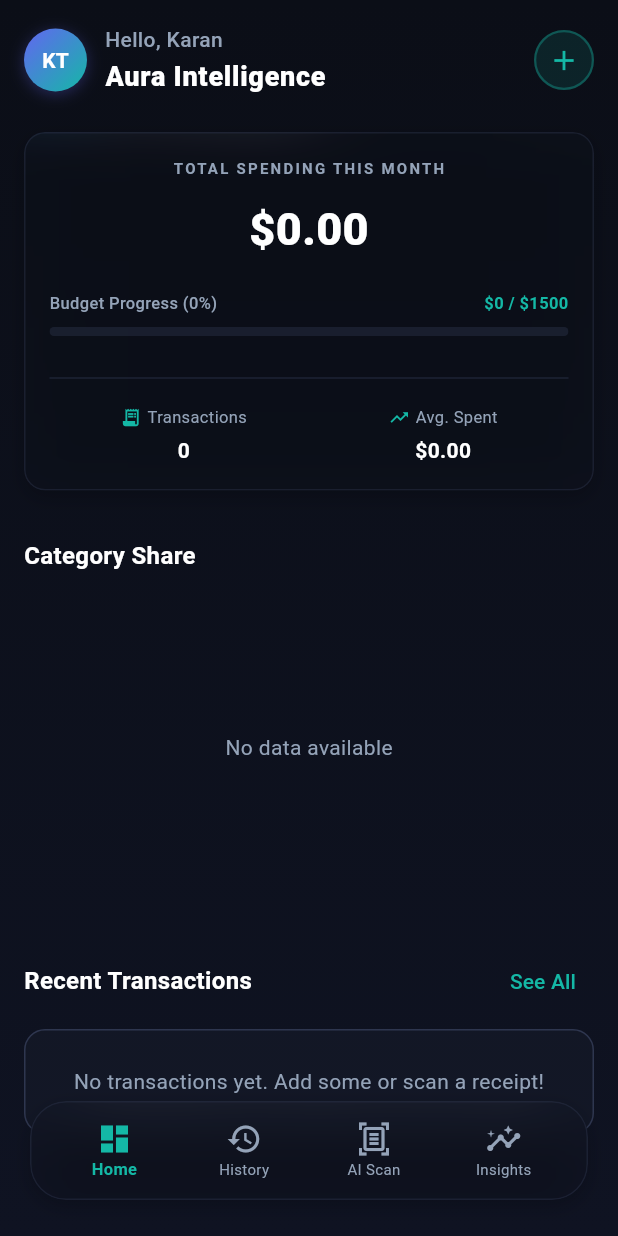
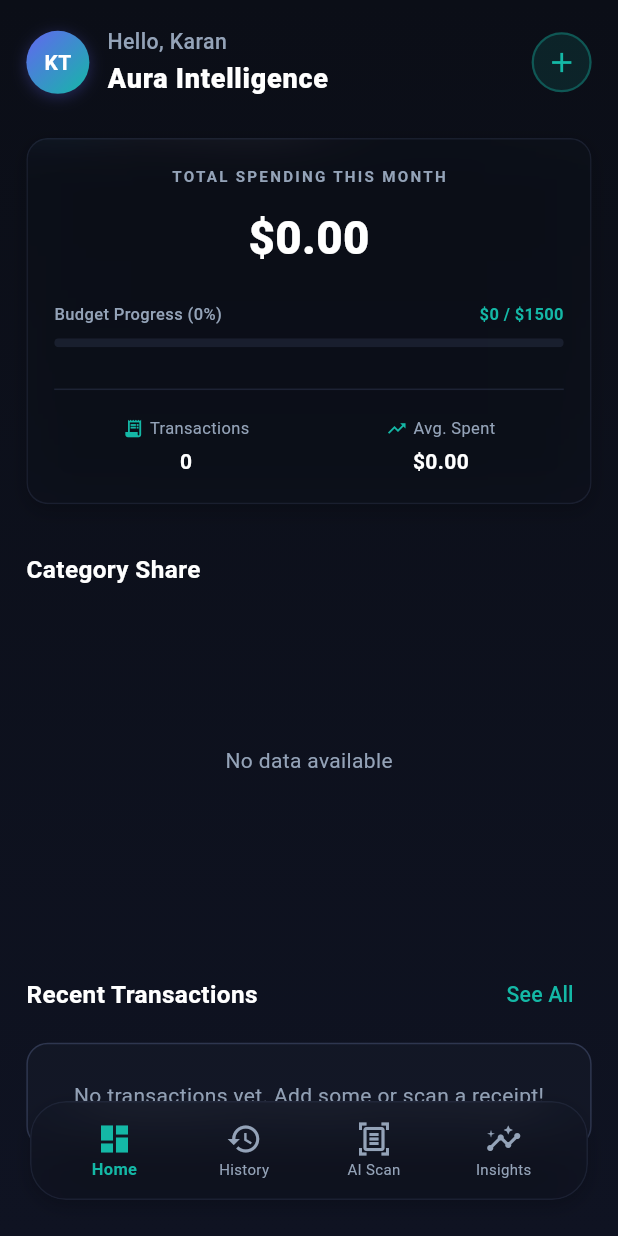
Before and after one commit to Karan-Trips/expense_tracker, a Flutter app: the screen it shows after launch, on a phone screen of 412 x 824 dp. Run offline on Flutter 3.47's test engine with Material 3 defaults, Android fonts, the phone set to English and light mode, and no system bars; our stand-ins replace flutter_dotenv, flutter_markdown, flutter_riverpod, flutter_screenutil, get_it, go_router and 5 more; accounts and stored records are empty.

Commit message:
feat: implement base UI structure with custom theme, screen utilities, and essential expense tracker features

```diff
--- a/lib/core/constant/app_colors.dart
+++ b/lib/core/constant/app_colors.dart
@@ -14,7 +14,7 @@ class AppTheme {
         surface: AppColors.surface,
         error: Colors.redAccent,
       ),
-      appBarTheme: const AppBarTheme(
+      appBarTheme: AppBarTheme(
         backgroundColor: Colors.transparent,
         elevation: 0,
         centerTitle: true,
@@ -25,7 +25,7 @@ class AppTheme {
           letterSpacing: 1.0,
         ),
       ),
-      fontFamily: 'Roboto', // Default fall-back, customizable
+      fontFamily: 'Roboto',
       cardTheme: CardThemeData(
         color: AppColors.surface.withOpacity(0.7),
         shape: RoundedRectangleBorder(
@@ -38,12 +38,12 @@ class AppTheme {
         style: ElevatedButton.styleFrom(
           backgroundColor: AppColors.accentTeal,
           foregroundColor: AppColors.background,
-          minimumSize: const Size.fromHeight(ScreenUtils.buttonHeight),
+          minimumSize: Size.fromHeight(ScreenUtils.buttonHeight),
           elevation: 0,
           shape: RoundedRectangleBorder(
             borderRadius: BorderRadius.circular(ScreenUtils.kBorderRadius),
           ),
-          textStyle: const TextStyle(
+          textStyle: TextStyle(
             fontWeight: FontWeight.bold,
             fontSize: ScreenUtils.fontButton,
           ),
--- a/lib/core/utils/screen_utils.dart
+++ b/lib/core/utils/screen_utils.dart
@@ -1,36 +1,37 @@
 import 'package:flutter/material.dart';
+import 'package:flutter_screenutil/flutter_screenutil.dart';
 
 class ScreenUtils {
   // MARGIN
-  static const double margin = 16;
-  static const double fieldSpace = 8;
-  static const double spacingStander = 16;
-  static const double spacingControl = 12;
-  static const double spacingStandardControl = 8;
-  static const double buttonHeight = 60;
-  static const double cardCircularRadius = 12;
-  static const double panelHeightClosed = 72;
+  static double get margin => 16.w;
+  static double get fieldSpace => 8.h;
+  static double get spacingStander => 16.h;
+  static double get spacingControl => 12.h;
+  static double get spacingStandardControl => 8.w;
+  static double get buttonHeight => 60.h;
+  static double get cardCircularRadius => 12.r;
+  static double get panelHeightClosed => 72.h;
 
   // FONTS
-  static const double fontTextTitle = 30;
-  static const double fontTextBig = 24;
-  static const double fontTextMBig = 20;
-  static const double fontText = 16;
-  static const double fontEditText = fontText;
-  static const double fontButton = fontText;
-  static const double fontTextSmall = 14;
-  static const double fontTextSmaller = 12;
-  static const double fontTextTiny = 10;
-  static const double fontMinimum = 8;
+  static double get fontTextTitle => 30.sp;
+  static double get fontTextBig => 24.sp;
+  static double get fontTextMBig => 20.sp;
+  static double get fontText => 16.sp;
+  static double get fontEditText => fontText;
+  static double get fontButton => fontText;
+  static double get fontTextSmall => 14.sp;
+  static double get fontTextSmaller => 12.sp;
+  static double get fontTextTiny => 10.sp;
+  static double get fontMinimum => 8.sp;
 
-  static const double textRadius = 50;
-  static const double editTextRadius = 6;
-  static const double keyboardRadius = 40;
-  static const double keyboardIconHW = 80;
+  static double get textRadius => 50.r;
+  static double get editTextRadius => 6.r;
+  static double get keyboardRadius => 40.r;
+  static double get keyboardIconHW => 80.w;
 
   // RADIUS
-  static const double kBorderRadius = 14.0;
-  static const double kImageBorderRadius = 12.0;
+  static double get kBorderRadius => 14.0.r;
+  static double get kImageBorderRadius => 12.0.r;
 }
 
 class AppColors {
@@ -66,56 +67,56 @@ class AppColor {
 }
 
 class AppStyles {
-  static const TextStyle title = TextStyle(
+  static TextStyle title = TextStyle(
     color: AppColors.textPrimary,
     fontSize: ScreenUtils.fontTextTitle,
     fontWeight: FontWeight.bold,
   );
 
-  static const TextStyle textBig = TextStyle(
+  static TextStyle textBig = TextStyle(
     color: AppColors.textPrimary,
     fontSize: ScreenUtils.fontTextBig,
     fontWeight: FontWeight.bold,
   );
 
-  static const TextStyle textMBig = TextStyle(
+  static TextStyle textMBig = TextStyle(
     color: AppColors.textPrimary,
     fontSize: ScreenUtils.fontTextMBig,
     fontWeight: FontWeight.bold,
   );
 
-  static const TextStyle text = TextStyle(
+  static TextStyle text = TextStyle(
     color: AppColors.textPrimary,
     fontSize: ScreenUtils.fontText,
   );
 
-  static const TextStyle editText = TextStyle(
+  static TextStyle editText = TextStyle(
     color: AppColors.textPrimary,
     fontSize: ScreenUtils.fontEditText,
   );
 
-  static const TextStyle button = TextStyle(
+  static TextStyle button = TextStyle(
     color: AppColors.background,
     fontSize: ScreenUtils.fontButton,
     fontWeight: FontWeight.bold,
   );
 
-  static const TextStyle textSmall = TextStyle(
+  static TextStyle textSmall = TextStyle(
     color: AppColors.textSecondary,
     fontSize: ScreenUtils.fontTextSmall,
   );
 
-  static const TextStyle textSmaller = TextStyle(
+  static TextStyle textSmaller = TextStyle(
     color: AppColors.textSecondary,
     fontSize: ScreenUtils.fontTextSmaller,
   );
 
-  static const TextStyle textTiny = TextStyle(
+  static TextStyle textTiny = TextStyle(
     color: AppColors.textSecondary,
     fontSize: ScreenUtils.fontTextTiny,
   );
 
-  static const TextStyle minimum = TextStyle(
+  static TextStyle minimum = TextStyle(
     color: AppColors.textSecondary,
     fontSize: ScreenUtils.fontMinimum,
   );
--- a/lib/feature/home_main/home/presentation/home_screen.dart
+++ b/lib/feature/home_main/home/presentation/home_screen.dart
@@ -8,8 +8,6 @@ import 'package:expense_tracker/widgets/expense_card.dart';
 import 'package:expense_tracker/widgets/chart_widgets.dart';
 import 'package:expense_tracker/feature/expense/presentation/expense_viewmodel.dart';
 
-
-
 class HomeScreen extends ConsumerWidget {
   const HomeScreen({super.key});
 
@@ -19,8 +17,13 @@ class HomeScreen extends ConsumerWidget {
     final expenses = expenseState.expenses;
 
     // Calculations
-    final double totalSpent = expenses.fold(0.0, (sum, item) => sum + item.amount);
-    final String formattedTotal = NumberFormat.simpleCurrency(decimalDigits: 2).format(totalSpent);
+    final double totalSpent = expenses.fold(
+      0.0,
+      (sum, item) => sum + item.amount,
+    );
+    final String formattedTotal = NumberFormat.simpleCurrency(
+      decimalDigits: 2,
+    ).format(totalSpent);
 
     // Budget Calculations
     const double budget = 1500.0;
@@ -44,7 +47,12 @@ class HomeScreen extends ConsumerWidget {
             color: AppColors.accentTeal,
             onRefresh: () => ref.read(expenseProvider.notifier).loadExpenses(),
             child: ListView(
-              padding: const EdgeInsets.fromLTRB(ScreenUtils.margin, ScreenUtils.margin, ScreenUtils.margin, 100),
+              padding: EdgeInsets.fromLTRB(
+                ScreenUtils.margin,
+                ScreenUtils.margin,
+                ScreenUtils.margin,
+                100,
+              ),
               children: [
                 // Premium Styled Header
                 Row(
@@ -56,7 +64,10 @@ class HomeScreen extends ConsumerWidget {
                       decoration: BoxDecoration(
                         shape: BoxShape.circle,
                         gradient: const LinearGradient(
-                          colors: [AppColors.accentPurple, AppColors.accentTeal],
+                          colors: [
+                            AppColors.accentPurple,
+                            AppColors.accentTeal,
+                          ],
                           begin: Alignment.topLeft,
                           end: Alignment.bottomRight,
                         ),
@@ -83,7 +94,7 @@ class HomeScreen extends ConsumerWidget {
                     Expanded(
                       child: Column(
                         crossAxisAlignment: CrossAxisAlignment.start,
-                        children: const [
+                        children: [
                           Text(
                             "Hello, Karan",
                             style: TextStyle(
@@ -92,8 +103,8 @@ class HomeScreen extends ConsumerWidget {
                               fontWeight: FontWeight.w500,
                             ),
                           ),
-                          SizedBox(height: 2),
-                          Text(
+                          const SizedBox(height: 2),
+                          const Text(
                             "Aura Intelligence",
                             style: TextStyle(
                               color: Colors.white,
@@ -119,13 +130,17 @@ class HomeScreen extends ConsumerWidget {
                       ),
                       child: IconButton(
                         padding: EdgeInsets.zero,
-                        icon: const Icon(Icons.add, color: AppColors.accentTeal, size: 22),
+                        icon: const Icon(
+                          Icons.add,
+                          color: AppColors.accentTeal,
+                          size: 22,
+                        ),
                         onPressed: () => context.push('/add-expense'),
                       ),
                     ),
                   ],
                 ),
-                const SizedBox(height: ScreenUtils.margin * 1.5),
+                SizedBox(height: ScreenUtils.margin * 1.5),
                 // Frosted summary card
                 FrostedCard(
                   opacity: 0.12,
@@ -133,7 +148,7 @@ class HomeScreen extends ConsumerWidget {
                   borderRadius: ScreenUtils.kBorderRadius,
                   child: Column(
                     children: [
-                      const Text(
+                      Text(
                         "TOTAL SPENDING THIS MONTH",
                         style: TextStyle(
                           color: AppColors.textSecondary,
@@ -145,7 +160,7 @@ class HomeScreen extends ConsumerWidget {
                       const SizedBox(height: 12),
                       Text(
                         formattedTotal,
-                        style: const TextStyle(
+                        style: TextStyle(
                           color: Colors.white,
                           fontSize: ScreenUtils.fontTextTitle,
                           fontWeight: FontWeight.w900,
@@ -170,7 +185,9 @@ class HomeScreen extends ConsumerWidget {
                               Text(
                                 "\$${totalSpent.toStringAsFixed(0)} / \$${budget.toStringAsFixed(0)}",
                                 style: TextStyle(
-                                  color: isOverBudget ? Colors.redAccent : AppColors.accentTeal,
+                                  color: isOverBudget
+                                      ? Colors.redAccent
+                                      : AppColors.accentTeal,
                                   fontSize: 11,
                                   fontWeight: FontWeight.bold,
                                 ),
@@ -182,9 +199,13 @@ class HomeScreen extends ConsumerWidget {
                             borderRadius: BorderRadius.circular(4),
                             child: LinearProgressIndicator(
                               value: percentage,
-                              backgroundColor: AppColors.border.withOpacity(0.4),
+                              backgroundColor: AppColors.border.withOpacity(
+                                0.4,
+                              ),
                               valueColor: AlwaysStoppedAnimation<Color>(
-                                isOverBudget ? Colors.redAccent : AppColors.accentTeal,
+                                isOverBudget
+                                    ? Colors.redAccent
+                                    : AppColors.accentTeal,
                               ),
                               minHeight: 6,
                             ),
@@ -207,8 +228,9 @@ class HomeScreen extends ConsumerWidget {
                             label: "Avg. Spent",
                             value: expenses.isEmpty
                                 ? "\$0.00"
-                                : NumberFormat.simpleCurrency(decimalDigits: 0)
-                                    .format(totalSpent / expenses.length),
+                                : NumberFormat.simpleCurrency(
+                                    decimalDigits: 0,
+                                  ).format(totalSpent / expenses.length),
                           ),
                         ],
                       ),
@@ -220,7 +242,7 @@ class HomeScreen extends ConsumerWidget {
                 Row(
                   mainAxisAlignment: MainAxisAlignment.spaceBetween,
                   children: [
-                    const Text(
+                    Text(
                       "Category Share",
                       style: TextStyle(
                         color: Colors.white,
@@ -229,7 +251,7 @@ class HomeScreen extends ConsumerWidget {
                       ),
                     ),
                     if (expenses.isNotEmpty)
-                      const Text(
+                      Text(
                         "All time",
                         style: TextStyle(
                           color: AppColors.textSecondary,
@@ -246,7 +268,7 @@ class HomeScreen extends ConsumerWidget {
                 Row(
                   mainAxisAlignment: MainAxisAlignment.spaceBetween,
                   children: [
-                    const Text(
+                    Text(
                       "Recent Transactions",
                       style: TextStyle(
                         color: Colors.white,
@@ -256,9 +278,12 @@ class HomeScreen extends ConsumerWidget {
                     ),
                     TextButton(
                       onPressed: () => context.go('/expenses'),
-                      child: const Text(
+                      child: Text(
                         "See All",
-                        style: TextStyle(color: AppColors.accentTeal, fontSize: ScreenUtils.fontTextSmall),
+                        style: TextStyle(
+                          color: AppColors.accentTeal,
+                          fontSize: ScreenUtils.fontTextSmall,
+                        ),
                       ),
                     ),
                   ],
@@ -269,7 +294,9 @@ class HomeScreen extends ConsumerWidget {
                     padding: const EdgeInsets.all(24),
                     decoration: BoxDecoration(
                       color: AppColors.surface.withOpacity(0.5),
-                      borderRadius: BorderRadius.circular(ScreenUtils.kBorderRadius),
+                      borderRadius: BorderRadius.circular(
+                        ScreenUtils.kBorderRadius,
+                      ),
                       border: Border.all(color: AppColors.border),
                     ),
                     child: const Center(
@@ -280,10 +307,12 @@ class HomeScreen extends ConsumerWidget {
                     ),
                   )
                 else
-                  ...recentExpenses.map((exp) => ExpenseCard(
-                        expense: exp,
-                        onTap: () => context.push('/add-expense', extra: exp),
-                      )),
+                  ...recentExpenses.map(
+                    (exp) => ExpenseCard(
+                      expense: exp,
+                      onTap: () => context.push('/add-expense', extra: exp),
+                    ),
+                  ),
               ],
             ),
           ),
--- a/lib/feature/splash/presentation/splash_screen.dart
+++ b/lib/feature/splash/presentation/splash_screen.dart
@@ -102,7 +102,7 @@ class _SplashScreenState extends State<SplashScreen> {
                 ),
               ),
               const SizedBox(height: 10),
-              const Text(
+              Text(
                 "AI EXPENSE TRACKER",
                 style: TextStyle(
                   color: AppColors.textSecondary,
@@ -151,11 +151,11 @@ class _SplashScreenState extends State<SplashScreen> {
                       child: Column(
                         children: [
                           const Icon(Icons.warning_amber_rounded, color: Colors.amberAccent, size: 40),
-                          const SizedBox(height: ScreenUtils.spacingControl),
+                          SizedBox(height: ScreenUtils.spacingControl),
                           Text(
                             errorText,
                             textAlign: TextAlign.center,
-                            style: const TextStyle(
+                            style: TextStyle(
                               color: Colors.redAccent,
                               fontSize: ScreenUtils.fontTextSmall,
                             ),
--- a/lib/widgets/category_chip.dart
+++ b/lib/widgets/category_chip.dart
@@ -24,7 +24,7 @@ class CategoryChip extends StatelessWidget {
       onTap: onTap,
       child: AnimatedContainer(
         duration: const Duration(milliseconds: 200),
-        padding: const EdgeInsets.symmetric(
+        padding: EdgeInsets.symmetric(
           horizontal: ScreenUtils.fontTextSmall,
           vertical: ScreenUtils.spacingStandardControl,
         ),
--- a/lib/widgets/chart_widgets.dart
+++ b/lib/widgets/chart_widgets.dart
@@ -50,7 +50,7 @@ class CategoryPieChart extends StatelessWidget {
                 widget: Column(
                   mainAxisSize: MainAxisSize.min,
                   children: [
-                    const Text(
+                    Text(
                       "TOTAL",
                       style: TextStyle(
                         color: AppColors.textSecondary,
@@ -64,7 +64,7 @@ class CategoryPieChart extends StatelessWidget {
                       NumberFormat.simpleCurrency(
                         decimalDigits: 0,
                       ).format(grandTotal),
-                      style: const TextStyle(
+                      style: TextStyle(
                         color: Colors.white,
                         fontSize: ScreenUtils.fontTextMBig,
                         fontWeight: FontWeight.w900,
@@ -82,14 +82,12 @@ class CategoryPieChart extends StatelessWidget {
                 pointColorMapper: (_PieData data, _) => data.color,
                 innerRadius: '72%',
                 radius: '90%',
-                dataLabelSettings: const DataLabelSettings(
-                  isVisible: false,
-                ),
-              )
+                dataLabelSettings: const DataLabelSettings(isVisible: false),
+              ),
             ],
           ),
         ),
-        const SizedBox(height: ScreenUtils.spacingControl),
+        SizedBox(height: ScreenUtils.spacingControl),
         // Legend
         Wrap(
           spacing: ScreenUtils.spacingControl,
@@ -112,7 +110,7 @@ class CategoryPieChart extends StatelessWidget {
                 const SizedBox(width: 6),
                 Text(
                   name,
-                  style: const TextStyle(
+                  style: TextStyle(
                     color: AppColors.textSecondary,
                     fontSize: ScreenUtils.fontTextSmaller,
                   ),
@@ -170,8 +168,18 @@ class MonthlyBarChart extends StatelessWidget {
     }
 
     final List<String> monthNames = [
-      'Jan', 'Feb', 'Mar', 'Apr', 'May', 'Jun',
-      'Jul', 'Aug', 'Sep', 'Oct', 'Nov', 'Dec'
+      'Jan',
+      'Feb',
+      'Mar',
+      'Apr',
+      'May',
+      'Jun',
+      'Jul',
+      'Aug',
+      'Sep',
+      'Oct',
+      'Nov',
+      'Dec',
     ];
 
     final List<_BarData> barData = [];
@@ -187,10 +195,10 @@ class MonthlyBarChart extends StatelessWidget {
       child: SfCartesianChart(
         plotAreaBorderWidth: 0,
         margin: EdgeInsets.zero,
-        primaryXAxis: const CategoryAxis(
+        primaryXAxis: CategoryAxis(
           majorGridLines: MajorGridLines(width: 0),
           axisLine: AxisLine(width: 0),
-          labelStyle: const TextStyle(
+          labelStyle: TextStyle(
             color: AppColors.textSecondary,
             fontSize: ScreenUtils.fontTextSmaller,
             fontWeight: FontWeight.bold,
@@ -203,7 +211,7 @@ class MonthlyBarChart extends StatelessWidget {
             color: AppColors.border.withOpacity(0.12),
             dashArray: const <double>[5, 5],
           ),
-          labelStyle: const TextStyle(
+          labelStyle: TextStyle(
             color: AppColors.textSecondary,
             fontSize: ScreenUtils.fontTextTiny,
             fontWeight: FontWeight.bold,
@@ -217,7 +225,7 @@ class MonthlyBarChart extends StatelessWidget {
           header: '',
           canShowMarker: false,
           format: 'point.y',
-          textStyle: const TextStyle(
+          textStyle: TextStyle(
             color: Colors.white,
             fontWeight: FontWeight.bold,
             fontSize: ScreenUtils.fontTextSmaller,
@@ -238,7 +246,7 @@ class MonthlyBarChart extends StatelessWidget {
               begin: Alignment.bottomCenter,
               end: Alignment.topCenter,
             ),
-          )
+          ),
         ],
       ),
     );
--- a/lib/widgets/frosted_card.dart
+++ b/lib/widgets/frosted_card.dart
@@ -6,7 +6,7 @@ class FrostedCard extends StatelessWidget {
   final Widget child;
   final double blur;
   final double opacity;
-  final double borderRadius;
+  final double? borderRadius;
   final EdgeInsetsGeometry? padding;
   final EdgeInsetsGeometry? margin;
   final Color? borderColor;
@@ -16,18 +16,21 @@ class FrostedCard extends StatelessWidget {
     required this.child,
     this.blur = 15.0,
     this.opacity = 0.08,
-    this.borderRadius = ScreenUtils.cardCircularRadius,
-    this.padding = const EdgeInsets.all(ScreenUtils.margin),
+    this.borderRadius,
+    this.padding,
     this.margin,
     this.borderColor,
   });
 
   @override
   Widget build(BuildContext context) {
+    final resolvedRadius = borderRadius ?? ScreenUtils.cardCircularRadius;
+    final resolvedPadding = padding ?? EdgeInsets.all(ScreenUtils.margin);
+
     return Container(
       margin: margin,
       decoration: BoxDecoration(
-        borderRadius: BorderRadius.circular(borderRadius),
+        borderRadius: BorderRadius.circular(resolvedRadius),
         boxShadow: [
           BoxShadow(
             color: Colors.black.withOpacity(0.2),
@@ -37,14 +40,14 @@ class FrostedCard extends StatelessWidget {
         ],
       ),
       child: ClipRRect(
-        borderRadius: BorderRadius.circular(borderRadius),
+        borderRadius: BorderRadius.circular(resolvedRadius),
         child: BackdropFilter(
           filter: ImageFilter.blur(sigmaX: blur, sigmaY: blur),
           child: Container(
-            padding: padding,
+            padding: resolvedPadding,
             decoration: BoxDecoration(
               color: AppColors.surface.withOpacity(opacity),
-              borderRadius: BorderRadius.circular(borderRadius),
+              borderRadius: BorderRadius.circular(resolvedRadius),
               border: Border.all(
                 color: borderColor ?? AppColors.border.withOpacity(0.4),
                 width: 1.0,
```
Also changed, not shown: lib/feature/expense/presentation/add_edit_expense_screen.dart (+11 -11 lines), lib/feature/expense/presentation/expense_list_screen.dart (+8 -8 lines), lib/feature/scanner/presentation/receipt_scanner_screen.dart (+6 -6 lines), lib/widgets/expense_card.dart (+6 -6 lines), lib/widgets/markdown_report_viewer.dart (+5 -5 lines).
